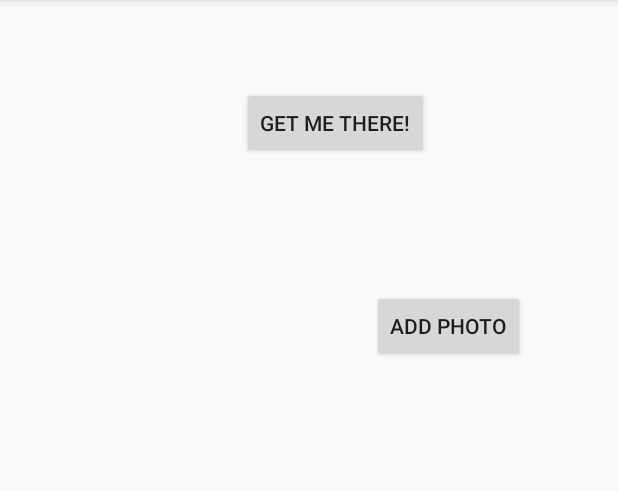
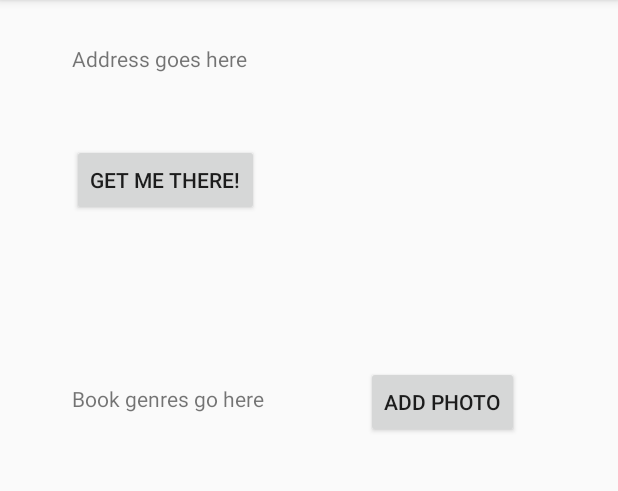
Before and after one commit to Corb3t/Little-Library-Android-Project, an Android app: the LibraryActivity screen opened directly, with no data from a screen before it, on a phone screen of 412 x 824 dp, the part 84-575 px from its top. Run offline under Robolectric (Android 15) with nearby library versions, the phone set to English and light mode, and no system bars.

Commit message:
Merge remote-tracking branch 'origin/master'
# Conflicts:
#	app/src/main/java/com/example/littlelibraryproject/LibraryActivity.java
#	app/src/main/res/layout/activity_library.xml

```diff
--- a/app/src/main/AndroidManifest.xml
+++ b/app/src/main/AndroidManifest.xml
@@ -47,6 +47,7 @@
                 <category android:name="android.intent.category.LAUNCHER" />
             </intent-filter>
         </activity>
+        <activity android:name=".LibraryActivity$LibraryActivity" />
     </application>
 
 </manifest>
--- a/app/src/main/java/com/example/littlelibraryproject/LibraryActivity.java
+++ b/app/src/main/java/com/example/littlelibraryproject/LibraryActivity.java
@@ -1,35 +1,19 @@
 package com.example.littlelibraryproject;
-
-import androidx.appcompat.app.AppCompatActivity;
 
 import android.content.Intent;
 import android.os.Bundle;
 import android.view.View;
 import android.widget.Button;
 
+
+import androidx.appcompat.app.AppCompatActivity;
+
 public class LibraryActivity extends AppCompatActivity {
-
-    private Button button;
 
     @Override
     protected void onCreate(Bundle savedInstanceState) {
         super.onCreate(savedInstanceState);
         setContentView(R.layout.activity_library);
-
-        button = (Button) findViewById(R.id.buttonRegisterStartPrompt);
-        button.setOnClickListener(new View.OnClickListener(){
-            @Override
-            public void onClick(View v) {
-                openAddPhotoActivity();
-            }
-        });
     }
 
-
-    public void openAddPhotoActivity() {
-        Intent intent = new Intent(this, AddPhotoActivity.class);
-        startActivity(intent);
-    }
-
-
 }
--- /dev/null
+++ b/app/src/main/res/layout/activity_array.xml
@@ -0,0 +1,6 @@
+<?xml version="1.0" encoding="utf-8"?>
+<LinearLayout xmlns:android="http://schemas.android.com/apk/res/android"
+    android:orientation="vertical" android:layout_width="match_parent"
+    android:layout_height="match_parent">
+
+</LinearLayout>
--- a/app/src/main/res/layout/activity_library.xml
+++ b/app/src/main/res/layout/activity_library.xml
@@ -7,32 +7,54 @@
     tools:context=".LibraryActivity">
 
     <Button
-        android:id="@+id/buttonAddPhoto"
+        android:id="@+id/buttonNavigation"
         android:layout_width="wrap_content"
         android:layout_height="wrap_content"
-        android:layout_marginStart="248dp"
-        android:layout_marginTop="193dp"
-        android:text="Add Photo"
+        android:layout_marginStart="48dp"
+        android:layout_marginTop="96dp"
+        android:text="Get me there!"
         app:layout_constraintStart_toStartOf="parent"
         app:layout_constraintTop_toTopOf="parent" />
+
+    <TextView
+        android:id="@+id/textView"
+        android:layout_width="142dp"
+        android:layout_height="50dp"
+        android:layout_marginStart="48dp"
+        android:layout_marginTop="52dp"
+        android:text="Book genres go here"
+        app:layout_constraintStart_toStartOf="parent"
+        app:layout_constraintTop_toBottomOf="@+id/imageView2" />
 
     <ImageView
         android:id="@+id/imageView2"
         android:layout_width="wrap_content"
         android:layout_height="wrap_content"
-        android:layout_marginTop="152dp"
-        android:layout_marginEnd="60dp"
+        android:layout_marginTop="204dp"
+        android:layout_marginEnd="68dp"
         app:layout_constraintEnd_toStartOf="@+id/buttonAddPhoto"
         app:layout_constraintTop_toTopOf="parent"
         tools:srcCompat="@tools:sample/avatars[3]" />
 
     <Button
-        android:id="@+id/buttonNavigation"
+        android:id="@+id/buttonAddPhoto"
         android:layout_width="wrap_content"
         android:layout_height="wrap_content"
-        android:layout_marginStart="161dp"
-        android:layout_marginTop="58dp"
-        android:text="Get me there!"
+        android:layout_marginStart="244dp"
+        android:layout_marginTop="244dp"
+        android:text="Add Photo"
         app:layout_constraintStart_toStartOf="parent"
         app:layout_constraintTop_toTopOf="parent" />
+
+    <TextView
+        android:id="@+id/textView2"
+        android:layout_width="216dp"
+        android:layout_height="48dp"
+        android:layout_marginStart="48dp"
+        android:layout_marginTop="29dp"
+        android:text="Address goes here"
+        app:layout_constraintStart_toStartOf="parent"
+        app:layout_constraintTop_toTopOf="parent" />
+
+
 </androidx.constraintlayout.widget.ConstraintLayout>
```
